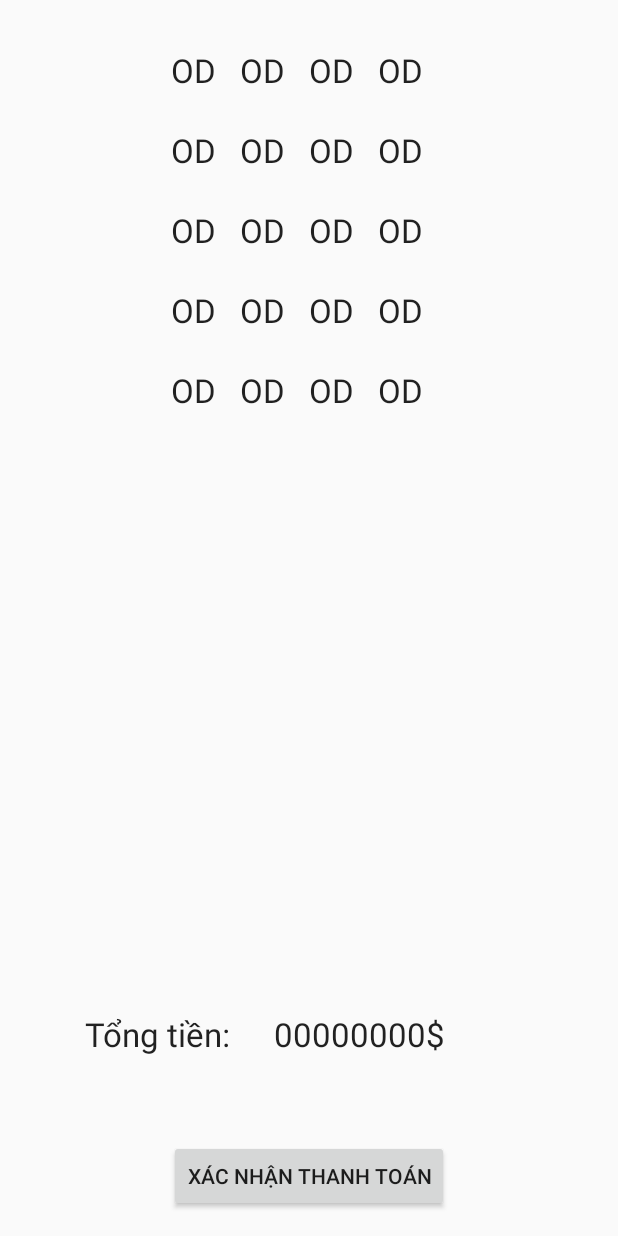
After one commit to enpiech/cafe_management, an Android app: the layout activity_order_info.xml on its own in the app's theme, with its tools: preview values and no code run, on a phone screen of 412 x 824 dp. The commit adds this screen. Run offline under Robolectric (Android 15) with nearby library versions, the phone set to English and light mode, and no system bars.

Commit message:
Add: Order info xml edit category mvvm

```diff
--- a/app/src/main/java/fit/tdc/edu/vn/cafemanagement/data/model/kotlin/Category.kt
+++ b/app/src/main/java/fit/tdc/edu/vn/cafemanagement/data/model/kotlin/Category.kt
@@ -1,7 +1,9 @@
 package fit.tdc.edu.vn.cafemanagement.data.model.kotlin
 
+import androidx.room.Entity
 import fit.tdc.edu.vn.cafemanagement.data.model.FirestoreModel
 
+@Entity(tableName = "category_table")
 data class Category(
     var name: String? = null
 ): FirestoreModel()
--- a/app/src/main/java/fit/tdc/edu/vn/cafemanagement/data/viewmodel/category_viewmodel/CategoryViewModel.kt
+++ b/app/src/main/java/fit/tdc/edu/vn/cafemanagement/data/viewmodel/category_viewmodel/CategoryViewModel.kt
@@ -1,10 +1,11 @@
 package fit.tdc.edu.vn.cafemanagement.data.viewmodel.category_viewmodel
 
+import androidx.lifecycle.ViewModel
 import fit.tdc.edu.vn.cafemanagement.data.extension.CollectionLiveData
 import fit.tdc.edu.vn.cafemanagement.data.model.kotlin.Category
 import fit.tdc.edu.vn.cafemanagement.data.repository.CategoryRepositoryAPI
 
-class CategoryViewModel (private val categoryRepository: CategoryRepositoryAPI) {
+class CategoryViewModel(private val categoryRepository: CategoryRepositoryAPI): ViewModel() {
 
     private var allCategories: CollectionLiveData<Category> = categoryRepository.getAllCategory()
 
@@ -25,5 +26,4 @@ class CategoryViewModel (private val categoryRepository: CategoryRepositoryAPI)
     fun getAllCategories(): CollectionLiveData<Category> {
         return allCategories
     }
-
 }
--- a/app/src/main/java/fit/tdc/edu/vn/cafemanagement/data/viewmodel/unit_viewmodel/UnitViewModel.kt
+++ b/app/src/main/java/fit/tdc/edu/vn/cafemanagement/data/viewmodel/unit_viewmodel/UnitViewModel.kt
@@ -1,6 +1,5 @@
 package fit.tdc.edu.vn.cafemanagement.data.viewmodel.unit_viewmodel
 
-import androidx.lifecycle.AndroidViewModel
 import androidx.lifecycle.ViewModel
 import fit.tdc.edu.vn.cafemanagement.data.model.kotlin.Unit
 import fit.tdc.edu.vn.cafemanagement.data.repository.UnitRepositoryAPI
--- a/app/src/main/java/fit/tdc/edu/vn/cafemanagement/ui/order_list/OrderListFragment.kt
+++ b/app/src/main/java/fit/tdc/edu/vn/cafemanagement/ui/order_list/OrderListFragment.kt
@@ -21,7 +21,7 @@ class OrderListFragment : Fragment() {
         inflater: LayoutInflater, container: ViewGroup?,
         savedInstanceState: Bundle?
     ): View? {
-        return inflater.inflate(R.layout.order_list_fragment, container, false)
+        return inflater.inflate(R.layout.order_info_item, container, false)
     }
 
     override fun onActivityCreated(savedInstanceState: Bundle?) {
--- /dev/null
+++ b/app/src/main/res/layout/activity_order_info.xml
@@ -0,0 +1,59 @@
+<?xml version="1.0" encoding="utf-8"?>
+<androidx.constraintlayout.widget.ConstraintLayout xmlns:android="http://schemas.android.com/apk/res/android"
+    xmlns:app="http://schemas.android.com/apk/res-auto"
+    xmlns:tools="http://schemas.android.com/tools"
+    android:layout_width="match_parent"
+    android:layout_height="match_parent"
+    android:orientation="vertical"
+    android:padding="16dp">
+
+    <androidx.recyclerview.widget.RecyclerView
+        android:id="@+id/recycler_view"
+        android:layout_width="match_parent"
+        android:layout_height="match_parent"
+        tools:itemCount="5"
+        tools:listitem="@layout/order_info_item" />
+
+    <TextView
+        android:layout_width="wrap_content"
+        android:layout_height="wrap_content"
+        android:layout_marginBottom="104dp"
+        android:ellipsize="end"
+        android:maxLines="1"
+        android:text="@string/summaryOrder"
+        android:textAppearance="@style/TextAppearance.AppCompat.Large"
+        app:layout_constraintBottom_toBottomOf="parent"
+        app:layout_constraintEnd_toEndOf="parent"
+        app:layout_constraintHorizontal_bias="0.145"
+        app:layout_constraintStart_toStartOf="parent">
+
+    </TextView>
+
+    <TextView
+        android:id="@+id/summaryOrder"
+        android:layout_width="wrap_content"
+        android:layout_height="wrap_content"
+        android:layout_marginBottom="104dp"
+        android:ellipsize="end"
+        android:maxLines="1"
+        android:text="00000000$"
+        android:textAppearance="@style/TextAppearance.AppCompat.Large"
+        app:layout_constraintBottom_toBottomOf="parent"
+        app:layout_constraintEnd_toEndOf="parent"
+        app:layout_constraintHorizontal_bias="0.627"
+        app:layout_constraintStart_toStartOf="parent">
+
+    </TextView>
+
+    <Button
+        android:layout_width="wrap_content"
+        android:layout_height="wrap_content"
+        android:text="@string/btnXacNhan"
+        app:layout_constraintBottom_toBottomOf="parent"
+        app:layout_constraintEnd_toEndOf="parent"
+        app:layout_constraintHorizontal_bias="0.5"
+        app:layout_constraintStart_toStartOf="parent">
+
+    </Button>
+
+</androidx.constraintlayout.widget.ConstraintLayout>
--- /dev/null
+++ b/app/src/main/res/layout/order_info_item.xml
@@ -0,0 +1,65 @@
+<?xml version="1.0" encoding="utf-8"?>
+<LinearLayout xmlns:android="http://schemas.android.com/apk/res/android"
+    android:layout_width="match_parent"
+    android:layout_height="wrap_content"
+    android:layout_marginStart="8dp"
+    android:layout_marginTop="8dp"
+    android:layout_marginEnd="8dp"
+    android:orientation="vertical">
+
+    <LinearLayout
+        android:layout_width="wrap_content"
+        android:layout_height="wrap_content"
+        android:orientation="horizontal"
+        android:padding="8dp"
+        android:layout_gravity="center">
+
+        <TextView
+            android:id="@+id/order_name"
+            android:layout_width="wrap_content"
+            android:layout_height="wrap_content"
+            android:layout_marginEnd="@dimen/line_height_16dp"
+            android:ellipsize="end"
+            android:maxLines="1"
+            android:text="OD"
+            android:textAppearance="@style/TextAppearance.AppCompat.Large">
+
+        </TextView>
+
+        <TextView
+            android:id="@+id/order_price"
+            android:layout_width="wrap_content"
+            android:layout_height="wrap_content"
+            android:layout_marginEnd="@dimen/line_height_16dp"
+            android:ellipsize="end"
+            android:maxLines="1"
+            android:text="OD"
+            android:textAppearance="@style/TextAppearance.AppCompat.Large">
+
+        </TextView>
+
+        <TextView
+            android:id="@+id/order_amount"
+            android:layout_width="wrap_content"
+            android:layout_height="wrap_content"
+            android:layout_marginEnd="@dimen/line_height_16dp"
+            android:ellipsize="end"
+            android:maxLines="1"
+            android:text="OD"
+            android:textAppearance="@style/TextAppearance.AppCompat.Large">
+
+        </TextView>
+
+        <TextView
+            android:id="@+id/order_count"
+            android:layout_width="wrap_content"
+            android:layout_height="wrap_content"
+            android:layout_marginEnd="@dimen/line_height_16dp"
+            android:ellipsize="end"
+            android:maxLines="1"
+            android:text="OD"
+            android:textAppearance="@style/TextAppearance.AppCompat.Large">
+
+        </TextView>
+    </LinearLayout>
+</LinearLayout>
--- a/app/src/main/res/values/strings.xml
+++ b/app/src/main/res/values/strings.xml
@@ -21,12 +21,14 @@
     <string name="btnNgay">Ngày</string>
     <string name="btnTuan">Tuần</string>
     <string name="btnThang">Tháng</string>
+    <string name="btnXacNhan">Xác nhận thanh toán</string>
 
     <string name="donVi">Đơn vị</string>
     <string name="txtTenDonVi">Tên</string>
     <string name="edtTenDonVi">Tên đơn vị</string>
     <string name="kg">KG</string>
     <string name="txtName">Name</string>
+    <string name="summaryOrder">Tổng tiền:</string>
 
 
     <string name="titleChinhSuaThonTinBan">Chỉnh sửa thông tin bàn</string>
```
Also changed, not shown: app/src/main/AndroidManifest.xml (+8 -5 lines), app/src/main/java/fit/tdc/edu/vn/cafemanagement/ui/category_list/CategoryListFragment.kt (+133 -13 lines), app/src/main/java/fit/tdc/edu/vn/cafemanagement/ui/category_view/CategoryViewActivity.kt (+17 -17 lines), app/src/main/java/fit/tdc/edu/vn/cafemanagement/ui/unit_create/UnitCreateActivity.kt (+7 -7 lines), app/src/main/res/layout/order_list_fragment.xml (deleted, +0 -12 lines).
